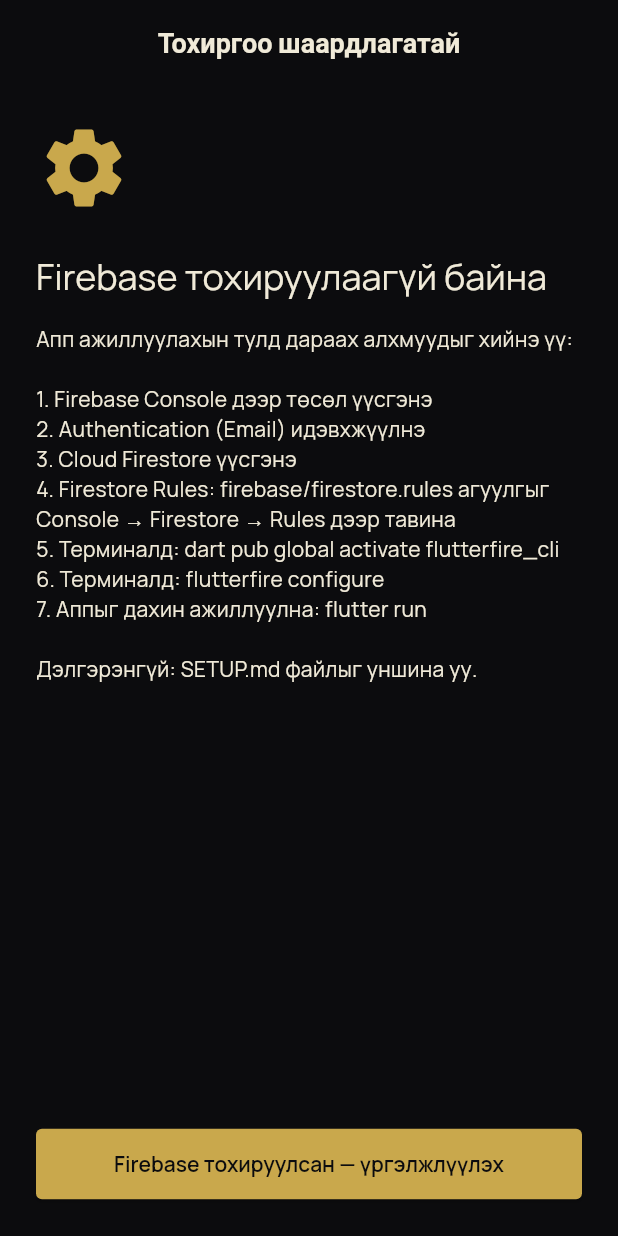
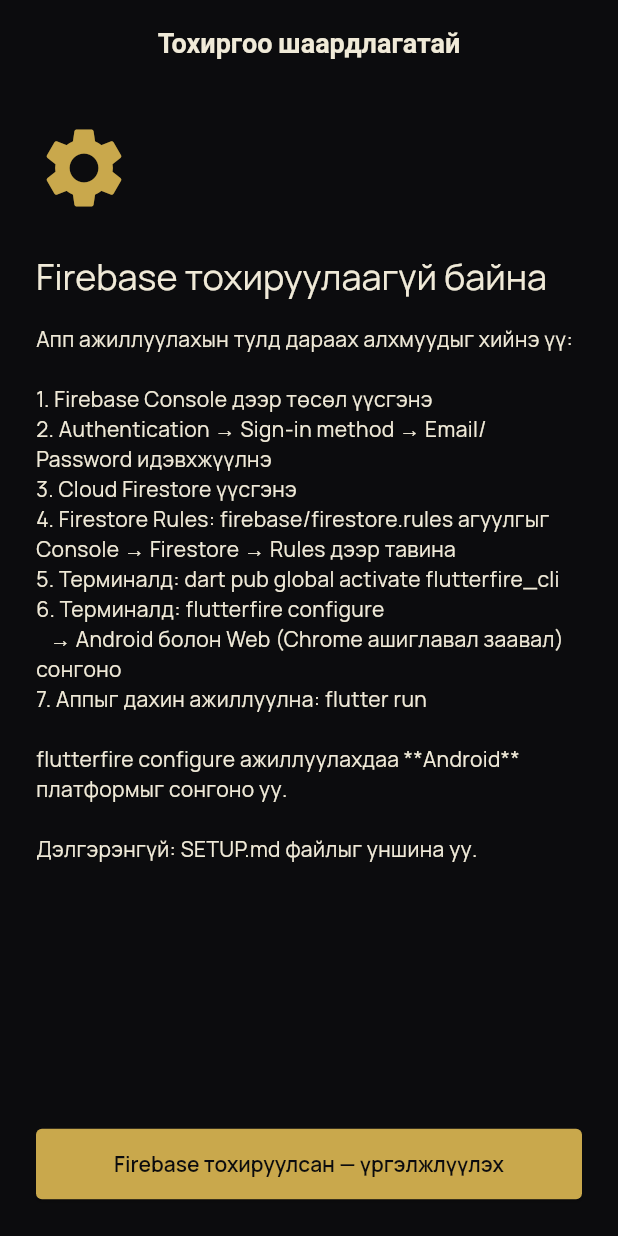
Before and after one commit to Amagazinee/dembee-auction, a Flutter app: the screen it shows after launch, on a phone screen of 412 x 824 dp. Run offline on Flutter 3.47's test engine with Material 3 defaults, Android fonts, the phone set to English and light mode, and no system bars; our stand-ins replace cloud_firestore, firebase_auth, firebase_core, go_router, google_fonts; accounts and stored records are empty.

Commit message:
Detect invalid Firebase Web API key and show setup guidance
- Check current platform (not only Android) for placeholder Firebase config
- Block splash login when Firebase is not initialized or not configured
- Show Web-specific flutterfire configure instructions on setup screen
- Map api-key-not-valid auth errors to actionable Mongolian message

Co-authored-by: Amagazinee <Amagazinee@users.noreply.github.com>

```diff
--- a/lib/screens/setup/setup_screen.dart
+++ b/lib/screens/setup/setup_screen.dart
@@ -1,6 +1,8 @@
+import 'package:flutter/foundation.dart';
 import 'package:flutter/material.dart';
 import 'package:go_router/go_router.dart';
 
+import '../../services/firebase_service.dart';
 import '../../theme/app_theme.dart';
 
 /// Firebase тохируулаагүй үед харуулах заавар дэлгэц
@@ -9,6 +11,9 @@ class SetupScreen extends StatelessWidget {
 
   @override
   Widget build(BuildContext context) {
+    final platformHint = FirebaseService.platformSetupHint;
+    final runningOnWeb = kIsWeb;
+
     return Scaffold(
       appBar: AppBar(title: const Text('Тохиргоо шаардлагатай')),
       body: Padding(
@@ -19,19 +24,23 @@ class SetupScreen extends StatelessWidget {
             Icon(Icons.settings, size: 64, color: AppTheme.gold),
             const SizedBox(height: 24),
             Text(
-              'Firebase тохируулаагүй байна',
+              runningOnWeb
+                  ? 'Firebase Web тохируулаагүй байна'
+                  : 'Firebase тохируулаагүй байна',
               style: Theme.of(context).textTheme.headlineSmall,
             ),
             const SizedBox(height: 16),
-            const Text(
+            Text(
               'Апп ажиллуулахын тулд дараах алхмуудыг хийнэ үү:\n\n'
               '1. Firebase Console дээр төсөл үүсгэнэ\n'
-              '2. Authentication (Email) идэвхжүүлнэ\n'
+              '2. Authentication → Sign-in method → Email/Password идэвхжүүлнэ\n'
               '3. Cloud Firestore үүсгэнэ\n'
               '4. Firestore Rules: firebase/firestore.rules агуулгыг Console → Firestore → Rules дээр тавина\n'
               '5. Терминалд: dart pub global activate flutterfire_cli\n'
               '6. Терминалд: flutterfire configure\n'
+              '   → Android болон Web (Chrome ашиглавал заавал) сонгоно\n'
               '7. Аппыг дахин ажиллуулна: flutter run\n\n'
+              '$platformHint\n\n'
               'Дэлгэрэнгүй: SETUP.md файлыг уншина уу.',
             ),
             const Spacer(),
--- a/lib/screens/splash/splash_screen.dart
+++ b/lib/screens/splash/splash_screen.dart
@@ -24,7 +24,7 @@ class _SplashScreenState extends State<SplashScreen> {
     await Future<void>.delayed(const Duration(seconds: 2));
     if (!mounted) return;
 
-    if (!FirebaseService.isConfigured) {
+    if (!FirebaseService.isConfigured || !FirebaseService.isInitialized) {
       context.go('/setup');
       return;
     }
--- a/lib/services/auth_service.dart
+++ b/lib/services/auth_service.dart
@@ -1,5 +1,6 @@
 import 'package:firebase_auth/firebase_auth.dart';
 import 'package:cloud_firestore/cloud_firestore.dart';
+import 'package:flutter/foundation.dart';
 
 import '../core/constants/app_constants.dart';
 import '../core/constants/firestore_fields.dart';
@@ -130,6 +131,9 @@ class AuthService {
       'operation-not-allowed' =>
         'Имэйл/нууц үгээр нэвтрэх идэвхгүй байна. Firebase Console → Authentication → Email/Password идэвхжүүлнэ үү',
       'network-request-failed' => 'Сүлжээний алдаа. Интернэт холболтоо шалгана уу',
+      _ when code.contains('api-key-not-valid') =>
+        'Firebase API түлхүүр буруу байна. Терминалд flutterfire configure ажиллуулаад '
+        '${kIsWeb ? "Web" : "энэ"} платформыг сонгож, аппыг дахин ажиллуулна уу',
       _ => 'Нэвтрэх алдаа: $code',
     };
   }
--- a/lib/services/firebase_service.dart
+++ b/lib/services/firebase_service.dart
@@ -14,6 +14,12 @@ class FirebaseService {
 
   static Future<void> initialize() async {
     if (_initialized) return;
+
+    if (!isConfigured) {
+      throw const ConfigException(
+        'Firebase тохируулагдаагүй байна. flutterfire configure ажиллуулна уу.',
+      );
+    }
 
     try {
       await Firebase.initializeApp(
@@ -32,9 +38,30 @@ class FirebaseService {
     }
   }
 
-  /// Firebase тохируулагдсан эсэхийг шалгах
+  /// Одоогийн платформ (Android / Web / iOS) дээр Firebase тохируулагдсан эсэх
   static bool get isConfigured {
-    const placeholder = 'YOUR_PROJECT_ID';
-    return !DefaultFirebaseOptions.android.projectId.contains(placeholder);
+    try {
+      return !_hasPlaceholder(DefaultFirebaseOptions.currentPlatform);
+    } catch (_) {
+      return false;
+    }
+  }
+
+  static bool _hasPlaceholder(FirebaseOptions options) {
+    const markers = ['YOUR_API_KEY', 'YOUR_APP_ID', 'YOUR_PROJECT_ID'];
+    final values = [options.apiKey, options.appId, options.projectId];
+    return values.any(
+      (value) => markers.any((marker) => value.contains(marker)),
+    );
+  }
+
+  static String get platformSetupHint {
+    if (kIsWeb) {
+      return 'Та Chrome (Web) дээр ажиллуулж байна.\n'
+          'flutterfire configure ажиллуулахдаа **Web** платформыг сонгоно уу.';
+    }
+    return defaultTargetPlatform == TargetPlatform.iOS
+        ? 'flutterfire configure ажиллуулахдаа **iOS** платформыг сонгоно уу.'
+        : 'flutterfire configure ажиллуулахдаа **Android** платформыг сонгоно уу.';
   }
 }
```
